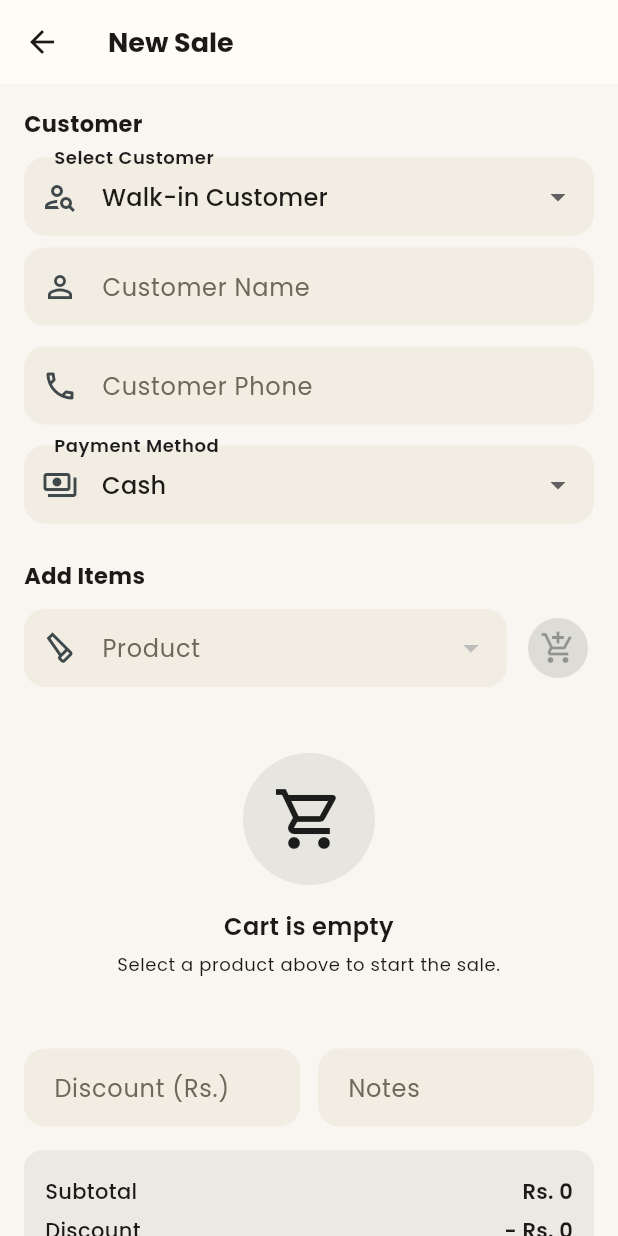
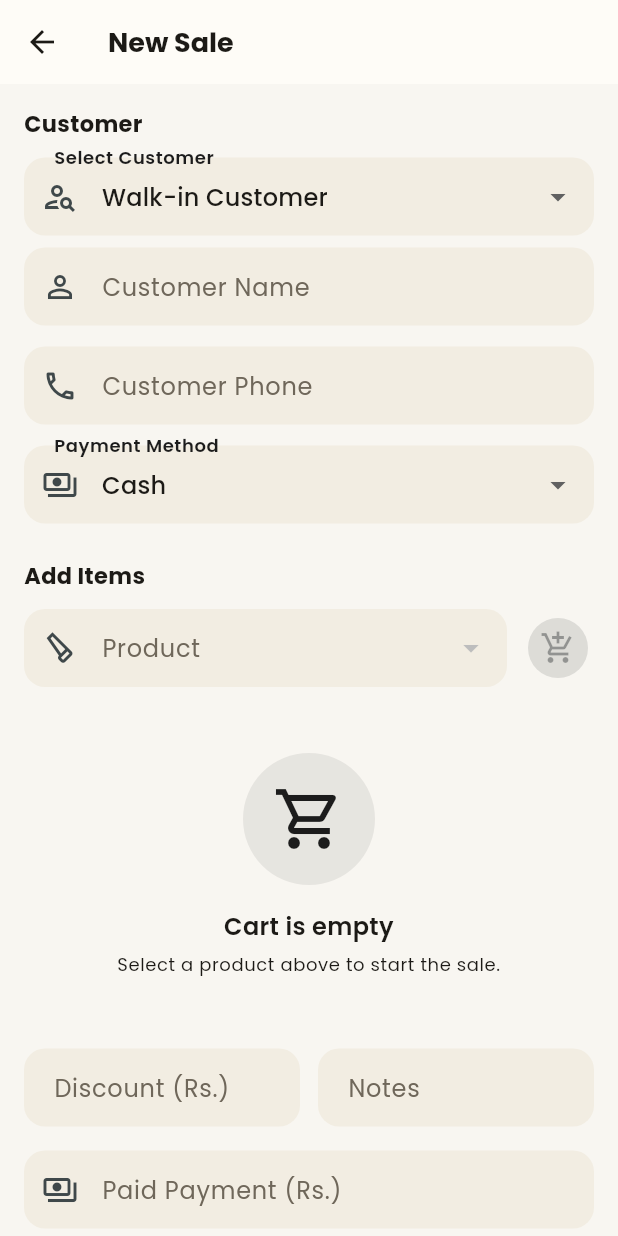
Before and after one commit to farmanullah22/MCQ_APP, a Flutter app: the SaleFormScreen screen opened directly, on a phone screen of 412 x 824 dp. Run offline on Flutter 3.47's test engine with Material 3 defaults, Android fonts, the phone set to English and light mode, and no system bars; our stand-ins replace dio, firebase_core, firebase_messaging, fl_chart, flutter_riverpod, google_fonts and 3 more; accounts and stored records are empty; network calls fail.

Commit message:
feat: enhance sales and product management with payment tracking and cost calculations

```diff
--- a/mobile/lib/core/constants/app_constants.dart
+++ b/mobile/lib/core/constants/app_constants.dart
@@ -7,8 +7,8 @@ class AppConstants {
   static const String appVersion = '1.0.0';
 
   // Server base URL.
-  // Local backend for testing (Android emulator reaches host via 10.0.2.2).
-  static const String baseUrl = 'http://10.0.2.2:5000/api';
+  // Production backend.
+  static const String baseUrl = 'https://carpetapi.interacts.uk/api';
 
   static const String currencySymbol = 'Rs.';
 
--- a/mobile/lib/features/sales/data/sale_repository.dart
+++ b/mobile/lib/features/sales/data/sale_repository.dart
@@ -44,6 +44,7 @@ class SaleRepository {
     String paymentMethod = 'cash',
     String notes = '',
     String? shopId,
+    double paidAmount = 0,
   }) async {
     final res = await _api.request('POST', '/sales', data: {
       'customerName': customerName,
@@ -52,6 +53,7 @@ class SaleRepository {
       'discount': discount,
       'paymentMethod': paymentMethod,
       'notes': notes,
+      'paidAmount': paidAmount,
       'shopId': ?shopId,
     });
     return Sale.fromJson(res['data'] as Map<String, dynamic>);
--- a/mobile/lib/features/sales/models/sale.dart
+++ b/mobile/lib/features/sales/models/sale.dart
@@ -38,6 +38,8 @@ class Sale {
   final double subtotal;
   final double discount;
   final double totalAmount;
+  final double paidAmount;
+  final double dueAmount;
   final double profit;
   final String paymentMethod;
   final String notes;
@@ -56,6 +58,8 @@ class Sale {
     this.subtotal = 0,
     this.discount = 0,
     this.totalAmount = 0,
+    this.paidAmount = 0,
+    this.dueAmount = 0,
     this.profit = 0,
     this.paymentMethod = 'cash',
     this.notes = '',
@@ -98,6 +102,8 @@ class Sale {
       subtotal: (json['subtotal'] as num?)?.toDouble() ?? 0,
       discount: (json['discount'] as num?)?.toDouble() ?? 0,
       totalAmount: (json['totalAmount'] as num?)?.toDouble() ?? 0,
+      paidAmount: (json['paidAmount'] as num?)?.toDouble() ?? 0,
+      dueAmount: (json['dueAmount'] as num?)?.toDouble() ?? 0,
       profit: (json['profit'] as num?)?.toDouble() ?? 0,
       paymentMethod: json['paymentMethod']?.toString() ?? 'cash',
       notes: json['notes']?.toString() ?? '',
--- a/mobile/lib/features/sales/presentation/sale_form_screen.dart
+++ b/mobile/lib/features/sales/presentation/sale_form_screen.dart
@@ -92,6 +92,7 @@ class _SaleFormScreenState extends ConsumerState<SaleFormScreen> {
   final _customerPhoneController = TextEditingController();
   final _discountController = TextEditingController();
   final _notesController = TextEditingController();
+  final _paidController = TextEditingController();
   final _cart = <_CartItem>[];
   String? _paymentMethod = 'cash';
   String? _shopId;
@@ -102,6 +103,7 @@ class _SaleFormScreenState extends ConsumerState<SaleFormScreen> {
   String? _selectedCustomerId;
   String _customerSearch = '';
   bool _showCustomerSearch = false;
+  bool _paidAuto = true;
 
   List<Customer> get _filteredCustomers {
     final query = _customerSearch.trim().toLowerCase();
@@ -134,6 +136,7 @@ class _SaleFormScreenState extends ConsumerState<SaleFormScreen> {
     _customerPhoneController.dispose();
     _discountController.dispose();
     _notesController.dispose();
+    _paidController.dispose();
     super.dispose();
   }
 
@@ -148,6 +151,10 @@ class _SaleFormScreenState extends ConsumerState<SaleFormScreen> {
     final subtotal = _cart.fold<double>(0, (a, c) => a + c.lineTotal);
     final discount = double.tryParse(_discountController.text.trim()) ?? 0;
     final total = (subtotal - discount).clamp(0, double.infinity);
+    final selectedCustomer = _selectedCustomerId == null ? null : _customers.where((c) => c.id == _selectedCustomerId).firstOrNull;
+    final customerDue = selectedCustomer?.balance ?? 0;
+    final paid = double.tryParse(_paidController.text.trim()) ?? 0;
+    final newDue = (total - paid).clamp(0, double.infinity);
 
     return Scaffold(
       appBar: AppBar(title: const Text('New Sale')),
@@ -318,8 +325,14 @@ class _SaleFormScreenState extends ConsumerState<SaleFormScreen> {
                     children: [
                       ..._cart.indexed.map((e) => _CartEditor(
                             item: e.$2,
-                            onChanged: () => setState(() {}),
-                            onRemove: () => setState(() => _cart.removeAt(e.$1)),
+                            onChanged: () {
+                              setState(() {});
+                              _syncPaidToTotal();
+                            },
+                            onRemove: () {
+                              setState(() => _cart.removeAt(e.$1));
+                              _syncPaidToTotal();
+                            },
                           )),
                     ],
                   ),
@@ -332,9 +345,65 @@ class _SaleFormScreenState extends ConsumerState<SaleFormScreen> {
                       controller: _discountController,
                       keyboardType: const TextInputType.numberWithOptions(decimal: true),
                       decoration: const InputDecoration(labelText: 'Discount (Rs.)'),
+                      onChanged: (v) {
+                        setState(() {});
+                        _syncPaidToTotal();
+                      },
                     ),
                   ),
                   const SizedBox(width: 12),
+                  Expanded(
+                    child: TextFormField(
+                      controller: _notesController,
+                      decoration: const InputDecoration(labelText: 'Notes'),
+                    ),
+                  ),
+                ],
+              ),
+              const SizedBox(height: 16),
+              if (customerDue > 0)
+                Container(
+                  padding: const EdgeInsets.symmetric(horizontal: 14, vertical: 10),
+                  margin: const EdgeInsets.only(bottom: 12),
+                  decoration: BoxDecoration(
+                    color: AppColors.danger.withValues(alpha: 0.08),
+                    borderRadius: BorderRadius.circular(10),
+                  ),
+                  child: Row(
+                    children: [
+                      const Icon(Icons.warning_amber_rounded, color: AppColors.danger, size: 20),
+                      const SizedBox(width: 10),
+                      Expanded(
+                        child: Text(
+                          '${selectedCustomer?.name ?? 'Customer'} due: ${Formatters.currency(customerDue)}',
+                          style: const TextStyle(fontWeight: FontWeight.w600, color: AppColors.danger),
+                        ),
+                      ),
+                    ],
+                  ),
+                ),
+              Row(
+                children: [
+                  Expanded(
+                    child: TextFormField(
+                      controller: _paidController,
+                      keyboardType: const TextInputType.numberWithOptions(decimal: true),
+                      decoration: const InputDecoration(
+                        labelText: 'Paid Payment (Rs.)',
+                        prefixIcon: Icon(Icons.payments_outlined),
+                        helperText: 'Amount received now',
+                      ),
+                      onChanged: (v) {
+                        _paidAuto = false;
+                        setState(() {});
+                      },
+                    ),
+                  ),
+                ],
+              ),
+              const SizedBox(height: 8),
+              Row(
+                children: [
                   Expanded(
                     child: TextFormField(
                       controller: _notesController,
@@ -361,13 +430,24 @@ class _SaleFormScreenState extends ConsumerState<SaleFormScreen> {
                       bold: true,
                       valueColor: AppColors.primary,
                     ),
+                    _SummaryRow(
+                      label: 'Paid Now',
+                      value: Formatters.currency(paid.clamp(0, total)),
+                      valueColor: AppColors.success,
+                    ),
+                    _SummaryRow(
+                      label: 'New Due',
+                      value: Formatters.currency(newDue),
+                      bold: true,
+                      valueColor: newDue > 0 ? AppColors.danger : AppColors.success,
+                    ),
                   ],
                 ),
               ),
               const SizedBox(height: 24),
               LoadingButton(
                 loading: loading,
-                label: 'Complete Sale',
+                label: newDue > 0 ? 'Complete Sale (Due ${Formatters.currency(newDue)})' : 'Complete Sale',
                 icon: Icons.point_of_sale,
                 onPressed: _cart.isEmpty ? null : _submit,
               ),            ],
@@ -385,6 +465,18 @@ class _SaleFormScreenState extends ConsumerState<SaleFormScreen> {
       }
       _selectedProduct = null;
     });
+    _syncPaidToTotal();
+  }
+
+  void _syncPaidToTotal() {
+    if (!_paidAuto) return;
+    final subtotal = _cart.fold<double>(0, (a, c) => a + c.lineTotal);
+    final discount = double.tryParse(_discountController.text.trim()) ?? 0;
+    final total = (subtotal - discount).clamp(0, double.infinity);
+    final current = double.tryParse(_paidController.text.trim()) ?? 0;
+    if ((current - total).abs() > 0.005) {
+      _paidController.text = total == 0 ? '' : total.toStringAsFixed(2);
+    }
   }
 
   Future<void> _submit() async {
@@ -410,6 +502,7 @@ class _SaleFormScreenState extends ConsumerState<SaleFormScreen> {
           discount: double.tryParse(_discountController.text.trim()) ?? 0,
           paymentMethod: _paymentMethod ?? 'cash',
           notes: _notesController.text.trim(),
+          paidAmount: double.tryParse(_paidController.text.trim()) ?? 0,
           shopId: _shopId,
         );
     if (!mounted) return;
--- a/mobile/lib/features/sales/providers/sale_providers.dart
+++ b/mobile/lib/features/sales/providers/sale_providers.dart
@@ -68,6 +68,7 @@ class SaleMutationController extends Notifier<SaleMutationState> {
     String paymentMethod = 'cash',
     String notes = '',
     String? shopId,
+    double paidAmount = 0,
   }) async {
     state = const SaleMutationState(loading: true);
     try {
@@ -79,6 +80,7 @@ class SaleMutationController extends Notifier<SaleMutationState> {
             paymentMethod: paymentMethod,
             notes: notes,
             shopId: shopId,
+            paidAmount: paidAmount,
           );
       state = SaleMutationState(sale: sale);
       ref.invalidate(saleListControllerProvider);
```
Also changed, not shown: mobile/lib/features/products/presentation/product_form_screen.dart (+9 -3 lines), 9 other files.
